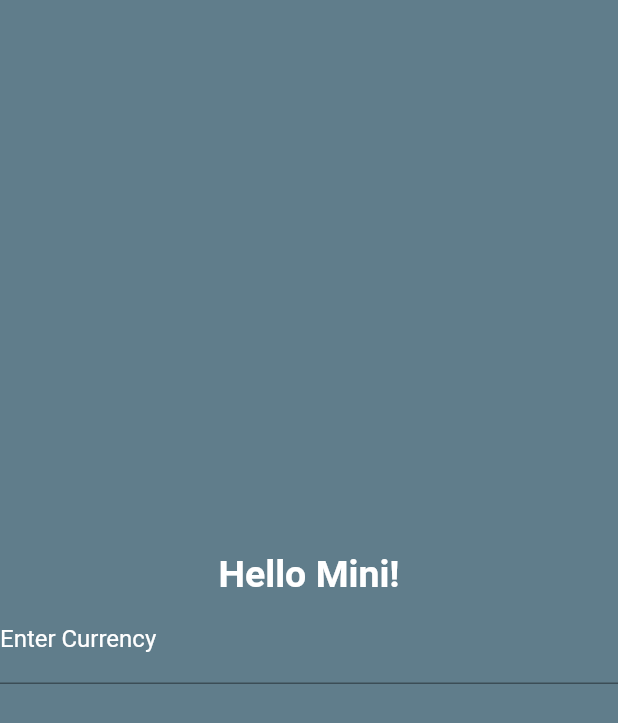
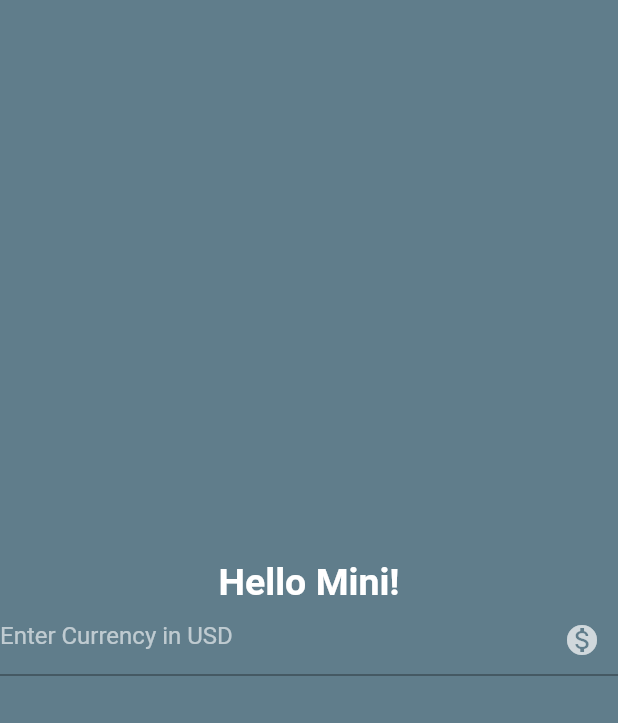
Before and after one commit to sxmbaka/currency_converter, a Flutter app: the screen it shows after launch, on a phone screen of 412 x 824 dp. Shown: the top 723 px of the screen. Run offline on Flutter 3.47's test engine with Material 2 defaults, Android fonts, the phone set to English and light mode, and no system bars.

Commit message:
update currency_converter_material_page.dart

```diff
--- a/lib/currency_converter_material_page.dart
+++ b/lib/currency_converter_material_page.dart
@@ -22,12 +22,16 @@ class CurrencyConverterMaterialPage extends StatelessWidget {
                 ),
               ),
               TextField(
+                style: TextStyle(
+                  color: Color.fromARGB(255, 255, 255, 255),
+                ),
                 decoration: InputDecoration(
-                  label: Text(
-                    'Enter Currency',
-                    style: TextStyle(color: Color.fromARGB(255, 255, 255, 255)),
-                  ),
-                ),
+                    suffixIcon: Icon(Icons.monetization_on_sharp),
+                    suffixIconColor: Colors.white70,
+                    hintText: 'Enter Currency in USD',
+                    hintStyle: TextStyle(
+                      color: Colors.white60,
+                    )),
               ),
             ],
           ),
```
